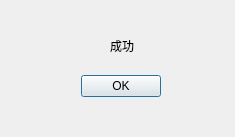
Before: the Qt Designer form resultdialog.ui in Po-haoHuang/huitong-paper, drawn with Qt 5.
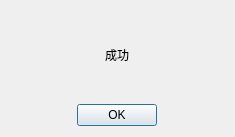
After: the same form once the commit is applied.

What changed in the file:
```diff
--- a/resultdialog.ui
+++ b/resultdialog.ui
@@ -13,14 +13,30 @@
   <property name="windowTitle">
    <string>Dialog</string>
   </property>
+  <layout class="QVBoxLayout" name="verticalLayout">
+   <item alignment="Qt::AlignHCenter">
+    <widget class="QLabel" name="resultlabel">
+     <property name="sizePolicy">
+      <sizepolicy hsizetype="MinimumExpanding" vsizetype="MinimumExpanding">
+       <horstretch>0</horstretch>
+       <verstretch>0</verstretch>
+      </sizepolicy>
+     </property>
+     <property name="text">
+      <string>成功</string>
+     </property>
+     <property name="alignment">
+      <set>Qt::AlignCenter</set>
+     </property>
+    </widget>
+   </item>
+   <item alignment="Qt::AlignHCenter">
   <widget class="QDialogButtonBox" name="resultbuttonBox">
-   <property name="geometry">
-    <rect>
-     <x>80</x>
-     <y>70</y>
-     <width>81</width>
-     <height>32</height>
-    </rect>
+     <property name="sizePolicy">
+      <sizepolicy hsizetype="Fixed" vsizetype="Fixed">
+       <horstretch>0</horstretch>
+       <verstretch>0</verstretch>
+      </sizepolicy>
    </property>
    <property name="orientation">
     <enum>Qt::Horizontal</enum>
@@ -28,20 +44,12 @@
    <property name="standardButtons">
     <set>QDialogButtonBox::Ok</set>
    </property>
-  </widget>
-  <widget class="QLabel" name="resultlabel">
-   <property name="geometry">
-    <rect>
-     <x>110</x>
-     <y>20</y>
-     <width>31</width>
-     <height>51</height>
-    </rect>
-   </property>
-   <property name="text">
-    <string>成功</string>
-   </property>
-  </widget>
+     <property name="centerButtons">
+      <bool>false</bool>
+     </property>
+    </widget>
+   </item>
+  </layout>
  </widget>
  <resources/>
  <connections>
```
Lines whose indentation alone changed are shown as unchanged.
